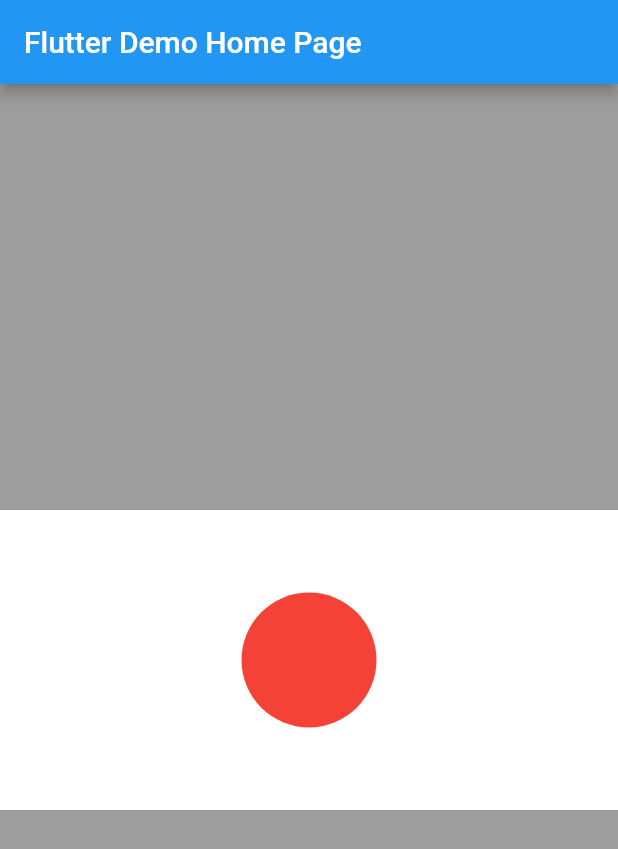
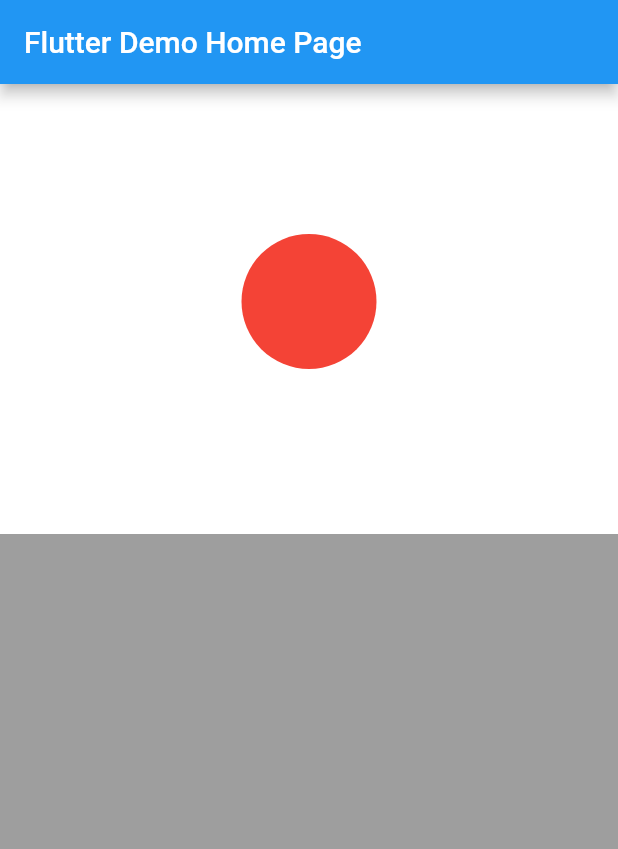
Before and after one commit to dan7sc/flutter-example2, a Flutter app: the screen it shows after launch, on a phone screen of 412 x 824 dp. Shown: the top 849 px of the screen. Run offline on Flutter 3.47's test engine with Material 2 defaults, Android fonts, the phone set to English and light mode, and no system bars.

Commit message:
Add SingleChildScrollView

```diff
--- a/lib/main.dart
+++ b/lib/main.dart
@@ -35,7 +35,16 @@ class _MyHomePageState extends State<MyHomePage> {
       appBar: AppBar(
         title: Text(widget.title),
       ),
-      body: Stack(
+      body: SingleChildScrollView(
+        child: Column(
+          children: [
+            Container(
+              height: 100,
+              width: MediaQuery.of(context).size.width,
+              color: Colors.white,
+            ),
+            Container(
+              child: Stack(
                 children: [
                   Align(
                     alignment: Alignment.center,
@@ -58,6 +67,10 @@ class _MyHomePageState extends State<MyHomePage> {
                   ),
                 ],
               ),
+            ),
+          ],
+        ),
+      ),
     );
   }
 }
```
Lines whose indentation alone changed are shown as unchanged.
